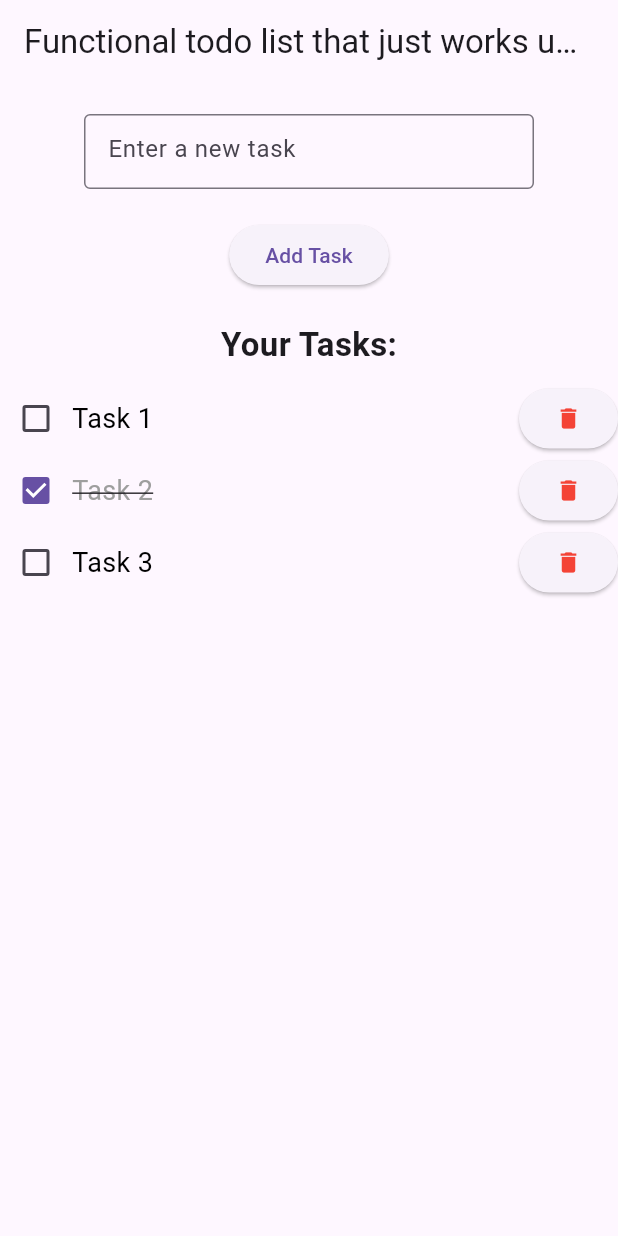
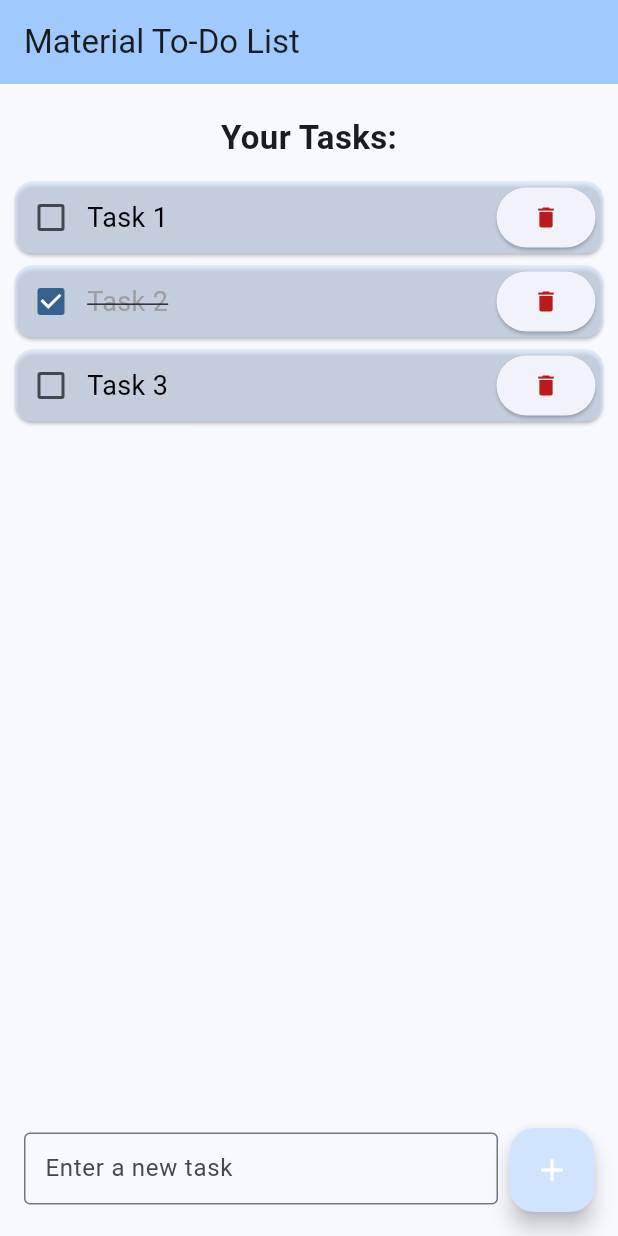
Before and after one commit to JosephDoesLinux/material_todo_list, a Flutter app: the screen it shows after launch, on a phone screen of 412 x 824 dp. Run offline on Flutter 3.47's test engine with Material 3 defaults, Android fonts, the phone set to English and light mode, and no system bars.

Commit message:
experimenting with material you colors, only extra thing from this course

```diff
--- a/lib/home.dart
+++ b/lib/home.dart
@@ -60,45 +60,37 @@ class _HomeState extends State<Home> {
     return Scaffold(
       appBar: AppBar(
         title: const Text(
-          "Functional todo list that just works until you close it",
+          "Material To-Do List",
         ),
-
+        centerTitle: false,
+        // stealing the material 3 inverse primary color so it matches the pixel vibe
+        backgroundColor: Theme.of(context).colorScheme.inversePrimary,
         // yeah app bar is just the top bar, wont center it
       ),
-      body: Center(
-        child: Column(
+      // we're moving the main layout into a column so we can push the input field to the bottom
+      body: Column(
         children: [
-            const SizedBox(height: 20),
-            // input goes here
-            SizedBox(
-              width: 300.0,
-              height: 50.0,
-              child: TextField(
-                controller: _controller,
-                decoration: const InputDecoration(
-                  border: OutlineInputBorder(),
-                  hintText: 'Enter a new task',
-                ),
-              ),
-            ),
-            // wont change styling, maybe later
-            const SizedBox(height: 20),
-            ElevatedButton(
-              onPressed: addTask,
-              child: const Text('Add Task'),
-            ),
+          // the list title is still at the top
           const SizedBox(height: 20.0),
-
           const Text('Your Tasks:', style: TextStyle(fontSize: 22.0, fontWeight: FontWeight.bold)),
           const SizedBox(height: 10.0),
-            // will use list map here, we used that before in students list and employees
 
-            // map function to convert tasks to widgets
-            // added checkbox and text styling for done tasks
-            Column(
+          // this is the main list area, wrapped in Expanded to take up all available space
+          // using Card (which we used in Week 5) to give the items a pill-box style
+          Expanded(
+            child: SingleChildScrollView( // added SingleChildScrollView just in case the list gets too long
+              child: Column(
                 children: tasks.map((Task task) {
-                return Row(
-                  mainAxisAlignment: MainAxisAlignment.center,
+                  return Card(
+                    // a little margin here makes each task look like a separate pill
+                    margin: const EdgeInsets.symmetric(horizontal: 10.0, vertical: 4.0),
+                    // using primary container color for that clean Material You background look
+                    color: Theme.of(context).colorScheme.primaryContainer.withOpacity(0.5),
+                    child: Padding(
+                      padding: const EdgeInsets.only(right: 5.0),
+                      child: Row(
+                        // changed to spaceBetween to neatly push the delete button to the edge
+                        mainAxisAlignment: MainAxisAlignment.spaceBetween,
                         children: [
                           // basic checkbox
                           Checkbox(
@@ -125,15 +117,52 @@ class _HomeState extends State<Home> {
                             onPressed: () {
                               deleteTask(task);
                             },
-                      child: const Icon(Icons.delete, color: Colors.red)
+                            // using the system error color so it looks legit instead of just red
+                            child: Icon(Icons.delete, color: Theme.of(context).colorScheme.error)
                           )
                         ],
+                      ),
+                    ),
                   );
                 }).toList(),
+              ),
+            ),
+          ),
+
+          // this is the new input section at the bottom
+          // we use Padding to make sure it doesn't touch the screen edges (looks better on Pixel/Android)
+          Padding(
+            padding: const EdgeInsets.all(16.0),
+            child: Row(
+              children: [
+                // input goes here
+                Expanded(
+                  child: SizedBox(
+                    height: 50.0,
+                    child: TextField(
+                      controller: _controller,
+                      decoration: const InputDecoration(
+                        border: OutlineInputBorder(),
+                        hintText: 'Enter a new task',
+                        // this padding helps the hint text look right in the Material You box
+                        contentPadding: EdgeInsets.symmetric(vertical: 8.0, horizontal: 10.0),
+                      ),
+                    ),
+                  ),
+                ),
+                // this is the floating action button replacement!
+                // it looks way cleaner than a regular elevated button for adding one item
+                const SizedBox(width: 8.0),
+                FloatingActionButton(
+                  onPressed: addTask,
+                  // using the theme's primary color for the icon so it changes with the Material You scheme
+                  child: Icon(Icons.add, color: Theme.of(context).colorScheme.onPrimary),
                 ),
               ],
             ),
           ),
+        ],
+      ),
     );
   }
 }
--- a/lib/main.dart
+++ b/lib/main.dart
@@ -1,20 +1,23 @@
 import 'package:flutter/material.dart';
 import 'home.dart';
 
-void main() {
-  runApp(const MyApp());
-}
+void main() => runApp(const MyApp());
 
 class MyApp extends StatelessWidget {
   const MyApp({super.key});
 
-  // This widget is the root of your application.
   @override
   Widget build(BuildContext context) {
     return MaterialApp(
-      title: "Material To-Do List",
       debugShowCheckedModeBanner: false,
-      home: Home(),
+      title: 'Material To-Do List',
+      // Material 3 Theme, please work
+      theme: ThemeData(
+        useMaterial3: true,
+        // picked a seed color (like Blue, will try pulling from android soon) and it generates a cool palette for the ((android)) user
+        colorScheme: ColorScheme.fromSeed(seedColor: Colors.blue),
+      ),
+      home: const Home(),
     );
   }
 }
```
Lines whose indentation alone changed are shown as unchanged.
